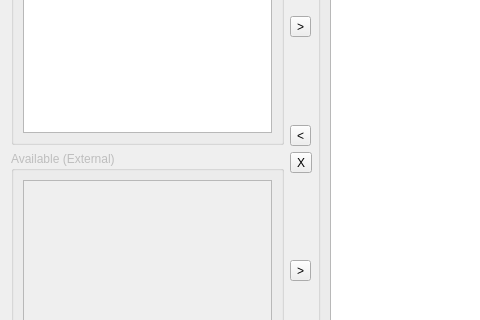
Above: scripts/customBadges/badges.ui from Bluscream/pyTSon_plugins before the change; both pictures show x 0 to 480 and y 143 to 463 of the 603 by 544 pixel window. Below: the same form after it.
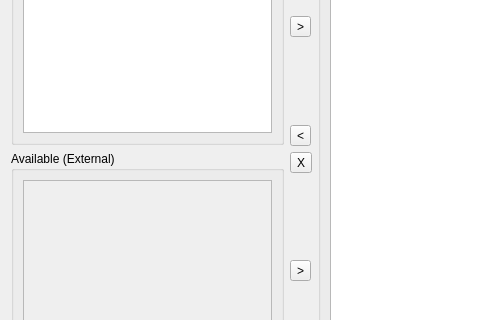
That is the form after the change.

```diff
--- a/scripts/customBadges/badges.ui
+++ b/scripts/customBadges/badges.ui
@@ -90,7 +90,7 @@
        <item>
         <widget class="QGroupBox" name="grp_available_ext">
          <property name="enabled">
-          <bool>false</bool>
+          <bool>true</bool>
          </property>
          <property name="title">
           <string>Available (External)</string>
```
